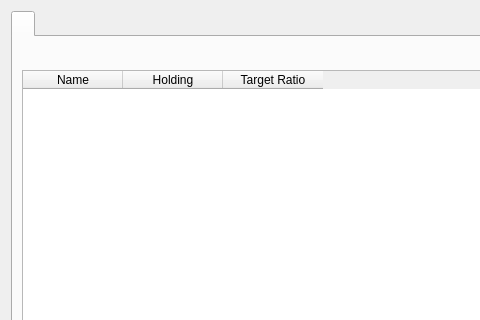
Awe31402/StockRebalance, file loadportfoliowidget.ui: the form before one commit; both pictures show x 0 to 480 and y 0 to 320 of the 906 by 433 pixel window.
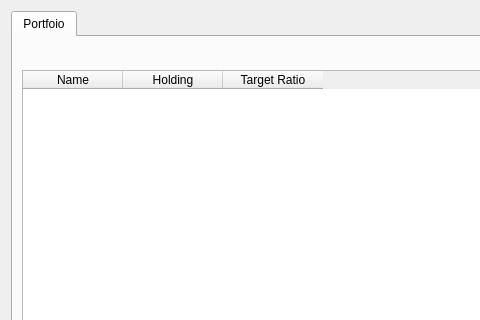
The form after the commit.

The edit to the form file:
```diff
--- a/loadportfoliowidget.ui
+++ b/loadportfoliowidget.ui
@@ -24,7 +24,7 @@
     <widget class="QTabWidget" name="horizontalTabWidget">
      <widget class="QWidget" name="horizontalTabWidgetPage1">
       <attribute name="title">
-       <string/>
+       <string>Portfoio</string>
       </attribute>
       <layout class="QGridLayout" name="gridLayout">
        <property name="rightMargin">
```
